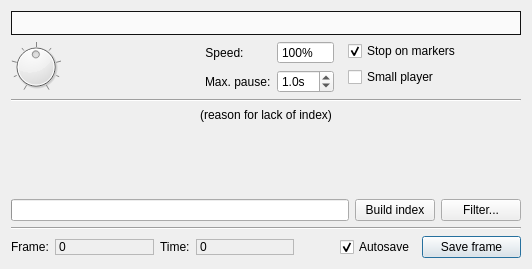
First picture: the form in src/client/ui/playback.ui, repository drawpile/Drawpile, before the edit.
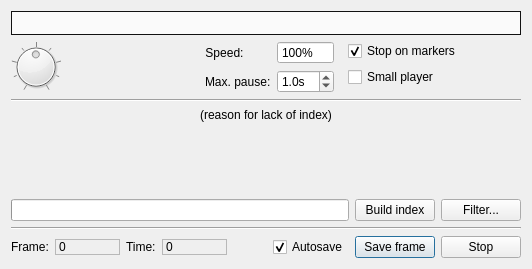
Second picture: the form after the edit. The open tabs and pages were chosen to show the change. Icons and pictures are not drawn. Custom widgets are drawn as their Qt base class.

Commit message: Add video export stop button

Patch:
```diff
--- a/src/client/ui/playback.ui
+++ b/src/client/ui/playback.ui
@@ -620,6 +620,16 @@
          </property>
         </widget>
        </item>
+       <item>
+        <widget class="QPushButton" name="stopExport">
+         <property name="text">
+          <string>Stop</string>
+         </property>
+         <property name="autoDefault">
+          <bool>false</bool>
+         </property>
+        </widget>
+       </item>
       </layout>
      </widget>
      <widget class="QWidget" name="page_2">
```
The commit also changes 2 other files.
